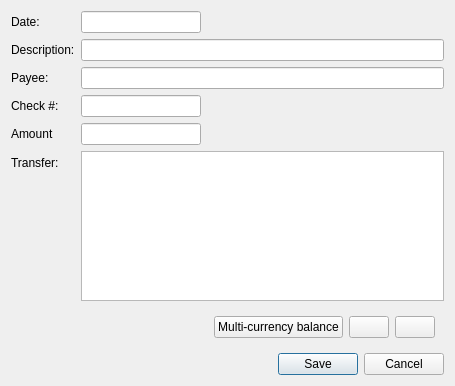
Above: qt/ui/transaction_panel.ui from Mouchnino/moneyguru before the change. Below: the same form after it.
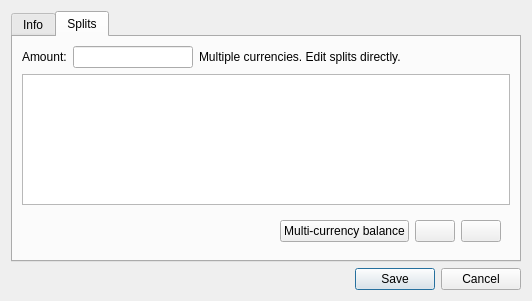
That is the form after the change. The open tabs and pages were chosen to show the change. Icons and pictures are not drawn. Custom widgets are drawn as their Qt base class.

Commit message: [#16] Added a tab view with 2 tabs, Info and Splits.

```diff
--- a/qt/ui/transaction_panel.ui
+++ b/qt/ui/transaction_panel.ui
@@ -6,8 +6,8 @@
    <rect>
     <x>0</x>
     <y>0</y>
-    <width>455</width>
-    <height>386</height>
+    <width>532</width>
+    <height>301</height>
    </rect>
   </property>
   <property name="windowTitle">
@@ -16,8 +16,16 @@
   <property name="modal">
    <bool>true</bool>
   </property>
-  <layout class="QVBoxLayout" name="verticalLayout">
+  <layout class="QVBoxLayout" name="verticalLayout_2">
    <item>
+    <widget class="QTabWidget" name="tabWidget">
+     <property name="currentIndex">
+      <number>0</number>
+     </property>
+     <widget class="QWidget" name="tab">
+      <attribute name="title">
+       <string>Info</string>
+      </attribute>
     <layout class="QFormLayout" name="formLayout">
      <property name="fieldGrowthPolicy">
       <enum>QFormLayout::ExpandingFieldsGrow</enum>
@@ -88,17 +96,95 @@
        </property>
       </widget>
      </item>
-     <item row="5" column="0">
-      <widget class="QLabel" name="label_6">
+       <item row="4" column="0">
+        <widget class="QLabel" name="amountLabel">
        <property name="text">
-        <string>Transfer:</string>
-       </property>
-       <property name="buddy">
-        <cstring>splitTableView</cstring>
-       </property>
-      </widget>
-     </item>
-     <item row="5" column="1">
+          <string>Amount:</string>
+         </property>
+        </widget>
+       </item>
+       <item row="4" column="1">
+        <layout class="QHBoxLayout" name="horizontalLayout_2">
+         <item>
+          <widget class="QLineEdit" name="amountEdit">
+           <property name="minimumSize">
+            <size>
+             <width>120</width>
+             <height>0</height>
+            </size>
+           </property>
+           <property name="maximumSize">
+            <size>
+             <width>120</width>
+             <height>16777215</height>
+            </size>
+           </property>
+          </widget>
+         </item>
+         <item>
+          <widget class="QLabel" name="mctNoticeLabel">
+           <property name="text">
+            <string>Multiple currencies. Edit splits directly.</string>
+           </property>
+          </widget>
+         </item>
+        </layout>
+       </item>
+      </layout>
+     </widget>
+     <widget class="QWidget" name="tab_2">
+      <attribute name="title">
+       <string>Splits</string>
+      </attribute>
+      <layout class="QVBoxLayout" name="verticalLayout">
+       <item>
+        <layout class="QHBoxLayout" name="horizontalLayout_3">
+         <item>
+          <widget class="QLabel" name="amountLabel_2">
+           <property name="text">
+            <string>Amount:</string>
+           </property>
+          </widget>
+         </item>
+         <item>
+          <widget class="QLineEdit" name="amountEdit2">
+           <property name="minimumSize">
+            <size>
+             <width>120</width>
+             <height>0</height>
+            </size>
+           </property>
+           <property name="maximumSize">
+            <size>
+             <width>120</width>
+             <height>16777215</height>
+            </size>
+           </property>
+          </widget>
+         </item>
+         <item>
+          <widget class="QLabel" name="mctNoticeLabel2">
+           <property name="text">
+            <string>Multiple currencies. Edit splits directly.</string>
+           </property>
+          </widget>
+         </item>
+         <item>
+          <spacer name="horizontalSpacer_2">
+           <property name="orientation">
+            <enum>Qt::Horizontal</enum>
+           </property>
+           <property name="sizeHint" stdset="0">
+            <size>
+             <width>40</width>
+             <height>20</height>
+            </size>
+           </property>
+          </spacer>
+         </item>
+        </layout>
+       </item>
+       <item>
       <widget class="TableView" name="splitTableView">
        <property name="acceptDrops">
         <bool>true</bool>
@@ -138,7 +224,7 @@
        </attribute>
       </widget>
      </item>
-     <item row="6" column="1">
+       <item>
       <widget class="QWidget" name="widget" native="true">
        <property name="sizePolicy">
         <sizepolicy hsizetype="Expanding" vsizetype="Preferred">
@@ -192,24 +278,9 @@
        </layout>
       </widget>
      </item>
-     <item row="4" column="1">
-      <widget class="QLineEdit" name="amountEdit">
-       <property name="maximumSize">
-        <size>
-         <width>120</width>
-         <height>16777215</height>
-        </size>
-       </property>
-      </widget>
-     </item>
-     <item row="4" column="0">
-      <widget class="QLabel" name="amountLabel">
-       <property name="text">
-        <string>Amount</string>
-       </property>
-      </widget>
-     </item>
-    </layout>
+      </layout>
+     </widget>
+    </widget>
    </item>
    <item>
     <widget class="QDialogButtonBox" name="buttonBox">
```
Lines whose indentation alone changed are shown as unchanged. The commit also changes 6 other files.
